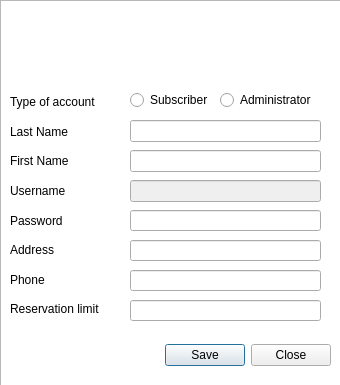
Above: source/accountdialog.ui from sophieham/Glybook before the change. Below: the same form after it.
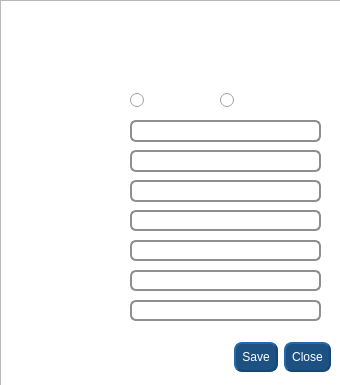
That is the form after the change. Icons and pictures are not drawn.

Patch:
```diff
--- a/source/accountdialog.ui
+++ b/source/accountdialog.ui
@@ -17,6 +17,42 @@
    <iconset resource="resource.qrc">
     <normaloff>:/icons/icon_final.ico</normaloff>:/icons/icon_final.ico</iconset>
   </property>
+  <property name="styleSheet">
+   <string notr="true">
+QRadioButton{
+	color:white;
+}
+
+QLineEdit {
+border: 2px solid #8f8f91;
+border-radius: 6px;
+   /* background-image: url(:/icons/search.png);
+    background-repeat: no-repeat;
+    background-position: left;*/
+    color: #252424;
+    font-family: SegoeUI;
+    font-size: 12px;
+}
+
+QPushButton {
+	color: white;
+	border-radius: 8px;
+	background-color: rgb(29, 81, 131);
+    border-style: outset;
+    border-width: 2px;
+    border-color:rgb(24, 70, 113);
+    padding: 6px;
+}
+QPushButton:pressed {
+    border-style: inset;
+}
+
+QPushButton:hover {
+	background-color: rgb(23, 66, 106);
+    color:white;
+    border-style: outset;
+}</string>
+  </property>
   <property name="modal">
    <bool>true</bool>
   </property>
@@ -37,6 +73,9 @@
         <pointsize>9</pointsize>
        </font>
       </property>
+      <property name="styleSheet">
+       <string notr="true">color: white;</string>
+      </property>
       <property name="text">
        <string>Type of account</string>
       </property>
@@ -49,6 +88,9 @@
         <pointsize>9</pointsize>
        </font>
       </property>
+      <property name="styleSheet">
+       <string notr="true">color: white;</string>
+      </property>
       <property name="text">
        <string>Last Name</string>
       </property>
@@ -61,6 +103,9 @@
         <pointsize>9</pointsize>
        </font>
       </property>
+      <property name="styleSheet">
+       <string notr="true">color: white;</string>
+      </property>
       <property name="text">
        <string>First Name</string>
       </property>
@@ -73,6 +118,9 @@
         <pointsize>9</pointsize>
        </font>
       </property>
+      <property name="styleSheet">
+       <string notr="true">color: white;</string>
+      </property>
       <property name="text">
        <string>Username</string>
       </property>
@@ -85,6 +133,9 @@
         <pointsize>9</pointsize>
        </font>
       </property>
+      <property name="styleSheet">
+       <string notr="true">color: white;</string>
+      </property>
       <property name="text">
        <string>Password</string>
       </property>
@@ -97,6 +148,9 @@
         <pointsize>9</pointsize>
        </font>
       </property>
+      <property name="styleSheet">
+       <string notr="true">color: white;</string>
+      </property>
       <property name="text">
        <string>Address</string>
       </property>
@@ -109,6 +163,9 @@
         <pointsize>9</pointsize>
        </font>
       </property>
+      <property name="styleSheet">
+       <string notr="true">color: white;</string>
+      </property>
       <property name="text">
        <string>Phone</string>
       </property>
@@ -121,6 +178,9 @@
         <pointsize>9</pointsize>
        </font>
       </property>
+      <property name="styleSheet">
+       <string notr="true">color: white;</string>
+      </property>
       <property name="text">
        <string>Reservation limit</string>
       </property>
@@ -164,7 +224,7 @@
      <x>-10</x>
      <y>340</y>
      <width>341</width>
-     <height>30</height>
+     <height>34</height>
     </rect>
    </property>
    <layout class="QHBoxLayout" name="allButtonBox_3">
```
Left out of the diff: 3 changed lines with no effect on the pictures.
